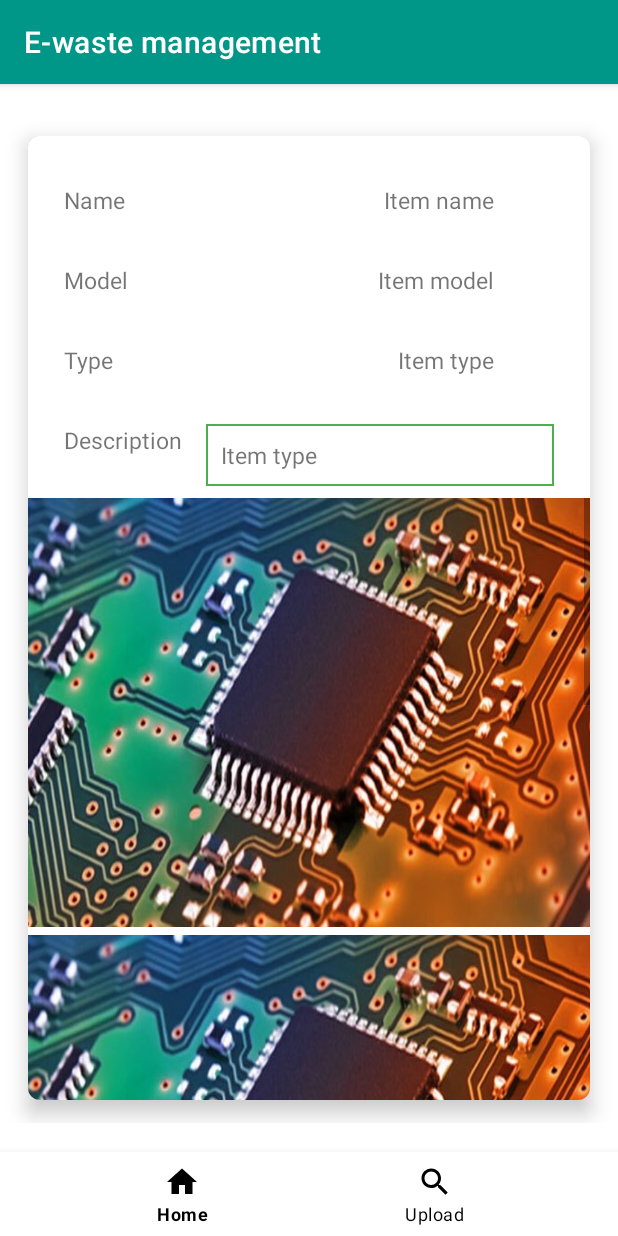
After one commit to Willz01/E-waste-management, an Android app: the fragment ItemFragment placed in its activity, on a phone screen of 412 x 824 dp. The commit adds this screen. Run offline under Robolectric (Android 15) with nearby library versions, the phone set to English and light mode, and no system bars; our stand-ins replace Firebase (no records; nobody signed in at launch, a user with empty details on screens opened directly).

Commit message:
Item update

```diff
--- a/app/build.gradle
+++ b/app/build.gradle
@@ -3,6 +3,8 @@ plugins {
     id 'kotlin-android'
     id 'kotlin-kapt'
     id 'com.google.gms.google-services'
+    id 'kotlin-parcelize'
+    id 'androidx.navigation.safeargs.kotlin'
 }
 
 android {
--- a/app/src/main/java/dev/samuelmcmurray/e_wastemanagement/MainActivity.kt
+++ b/app/src/main/java/dev/samuelmcmurray/e_wastemanagement/MainActivity.kt
@@ -18,6 +18,11 @@ class MainActivity : AppCompatActivity() {
     private lateinit var navController: NavController
     private lateinit var navHostFragment: NavHostFragment
     private lateinit var mNavView: NavigationView
+
+
+    companion object {
+        fun newInstance() = MainActivity()
+    }
 
     override fun onCreate(savedInstanceState: Bundle?) {
         super.onCreate(savedInstanceState)
@@ -50,10 +55,9 @@ class MainActivity : AppCompatActivity() {
         navController = navHostFragment.navController
 
 
-
     }
 
-    private fun openFragment(fragment: Fragment) {
+    fun openFragment(fragment: Fragment) {
         val transaction = supportFragmentManager.beginTransaction()
         transaction.replace(R.id.container, fragment)
         transaction.addToBackStack(null)
@@ -61,7 +65,7 @@ class MainActivity : AppCompatActivity() {
     }
 
 
-  public override fun onStart() {
+    public override fun onStart() {
         super.onStart()
         /*val currentUser = firebaseAuth.currentUser*/
         /*if(currentUser != null){
@@ -69,5 +73,5 @@ class MainActivity : AppCompatActivity() {
         } else {
             // nav to login fragment
         }*/
-  }
+    }
 }
--- a/app/src/main/java/dev/samuelmcmurray/e_wastemanagement/adapters/RecyclerViewAdapter.kt
+++ b/app/src/main/java/dev/samuelmcmurray/e_wastemanagement/adapters/RecyclerViewAdapter.kt
@@ -13,7 +13,13 @@ import com.bumptech.glide.Glide
 import dev.samuelmcmurray.e_wastemanagement.R
 import dev.samuelmcmurray.e_wastemanagement.data.model.Item
 
-class RecyclerViewAdapter(private var context: Context, private var items: List<Item>) : RecyclerView.Adapter<RecyclerViewAdapter.ViewHolder>() {
+
+class RecyclerViewAdapter(
+    private var context: Context,
+    private var items: List<Item>,
+    private var view: View
+) :
+    RecyclerView.Adapter<RecyclerViewAdapter.ViewHolder>() {
 
 
     class ViewHolder(itemView: View) : RecyclerView.ViewHolder(itemView) {
@@ -30,16 +36,16 @@ class RecyclerViewAdapter(private var context: Context, private var items: List<
 
     override fun onBindViewHolder(holder: ViewHolder, position: Int) {
         holder.itemName.text = items[position].name
-        // holder.image.setImageURI(Uri.parse(items[position].image1))
-        //Glide.with(context).load(items[position].imageURI).into(holder.image)
+        val imageUri = Uri.parse(items[position].image1)
+        Glide.with(context).load(imageUri).into(holder.image)
 
         // click on cardView should load a new fragment with more info on the item
-        holder.cardViewItem.setOnClickListener(object  : View.OnClickListener{
-            override fun onClick(v: View?) {
-              //  TODO("Not yet implemented")
-            }
+        holder.cardViewItem.setOnClickListener { v ->
+           /* val item = items[position]
+            val action = HomeFragmentDirections.actionHomeFragmentToItemFragment(item)
+            Navigation.findNavController(v).navigate(action)*/
 
-        })
+        }
     }
 
     override fun getItemCount(): Int {
--- a/app/src/main/java/dev/samuelmcmurray/e_wastemanagement/data/model/Item.kt
+++ b/app/src/main/java/dev/samuelmcmurray/e_wastemanagement/data/model/Item.kt
@@ -1,5 +1,9 @@
 package dev.samuelmcmurray.e_wastemanagement.data.model
 
+import android.os.Parcelable
+import kotlinx.parcelize.Parcelize
+
+@Parcelize
 data class Item(
     var name: String,
     var userID: String,
@@ -9,5 +13,5 @@ data class Item(
     var image1: String?, var image2: String?, var image3: String?, var image4: String?,
     var model: String,
     var description: String
-) {
+) : Parcelable {
 }
--- a/app/src/main/java/dev/samuelmcmurray/e_wastemanagement/ui/home/HomeFragment.kt
+++ b/app/src/main/java/dev/samuelmcmurray/e_wastemanagement/ui/home/HomeFragment.kt
@@ -42,7 +42,8 @@ class HomeFragment : Fragment() {
 
     private fun setUpRecyclerView(itemsList: ArrayList<Item>) {
         val recyclerView = requireView().findViewById<RecyclerView>(R.id.upload_rv)
-        val recyclerViewAdapter = RecyclerViewAdapter(requireContext(), itemsList as List<Item>)
+        val recyclerViewAdapter =
+            this.view?.let { RecyclerViewAdapter(requireContext(), itemsList as List<Item>, it) }
         recyclerView.layoutManager = GridLayoutManager(requireContext(), 2)
         recyclerView.adapter = recyclerViewAdapter
     }
--- /dev/null
+++ b/app/src/main/java/dev/samuelmcmurray/e_wastemanagement/ui/itemDetail/ItemFragment.kt
@@ -0,0 +1,29 @@
+package dev.samuelmcmurray.e_wastemanagement.ui.itemDetail
+
+import android.os.Bundle
+import androidx.fragment.app.Fragment
+import android.view.LayoutInflater
+import android.view.View
+import android.view.ViewGroup
+import dev.samuelmcmurray.e_wastemanagement.R
+
+class ItemFragment : Fragment() {
+
+    companion object{
+        fun newInstance() = ItemFragment()
+    }
+
+    override fun onCreate(savedInstanceState: Bundle?) {
+        super.onCreate(savedInstanceState)
+
+    }
+
+    override fun onCreateView(
+        inflater: LayoutInflater, container: ViewGroup?,
+        savedInstanceState: Bundle?
+    ): View? {
+        // Inflate the layout for this fragment
+        return inflater.inflate(R.layout.fragment_item, container, false)
+    }
+
+}
--- /dev/null
+++ b/app/src/main/res/drawable/rectangle_border.xml
@@ -0,0 +1,8 @@
+<?xml version="1.0" encoding="utf-8"?>
+<shape xmlns:android="http://schemas.android.com/apk/res/android"
+    android:shape="rectangle">
+    <solid android:color="@android:color/white" />
+    <stroke
+        android:width="1dip"
+        android:color="#4CAF50" />
+</shape>
--- /dev/null
+++ b/app/src/main/res/layout/fragment_item.xml
@@ -0,0 +1,190 @@
+<?xml version="1.0" encoding="utf-8"?>
+<androidx.constraintlayout.widget.ConstraintLayout xmlns:android="http://schemas.android.com/apk/res/android"
+    xmlns:app="http://schemas.android.com/apk/res-auto"
+    xmlns:tools="http://schemas.android.com/tools"
+    android:layout_width="match_parent"
+    android:layout_height="match_parent"
+    tools:context=".ui.itemDetail.ItemFragment">
+
+
+    <androidx.cardview.widget.CardView
+        android:layout_width="match_parent"
+        android:layout_height="0dp"
+        android:layout_margin="15dp"
+        android:background="@null"
+        app:cardCornerRadius="8dp"
+        app:cardElevation="8dp"
+        app:layout_constraintBottom_toBottomOf="parent"
+        app:layout_constraintEnd_toEndOf="parent"
+        app:layout_constraintStart_toStartOf="parent"
+        app:layout_constraintTop_toTopOf="parent">
+
+        <androidx.constraintlayout.widget.ConstraintLayout
+            android:layout_width="match_parent"
+            android:layout_height="match_parent"
+            android:layout_gravity="center">
+
+            <!-- TODO: Update blank fragment layout -->
+
+            <TextView
+                android:id="@+id/textView"
+                android:layout_width="wrap_content"
+                android:layout_height="wrap_content"
+                android:layout_marginStart="24dp"
+                android:layout_marginLeft="24dp"
+                android:layout_marginTop="32dp"
+                android:text="@string/name"
+                android:textSize="15sp"
+                app:layout_constraintStart_toStartOf="parent"
+                app:layout_constraintTop_toTopOf="parent" />
+
+            <TextView
+                android:id="@+id/item_name"
+                android:layout_width="wrap_content"
+                android:layout_height="wrap_content"
+                android:layout_marginTop="32dp"
+                android:layout_marginEnd="64dp"
+                android:layout_marginRight="64dp"
+                android:text="@string/hello_blank_fragment"
+
+                android:textSize="15sp"
+                app:layout_constraintEnd_toEndOf="parent"
+                app:layout_constraintTop_toTopOf="parent" />
+
+            <TextView
+                android:id="@+id/textView4"
+                android:layout_width="wrap_content"
+                android:layout_height="wrap_content"
+                android:layout_marginStart="24dp"
+                android:layout_marginLeft="24dp"
+                android:layout_marginTop="32dp"
+                android:text="@string/model_item"
+                android:textSize="15sp"
+                app:layout_constraintStart_toStartOf="parent"
+                app:layout_constraintTop_toBottomOf="@+id/textView" />
+
+            <TextView
+                android:id="@+id/item_model"
+                android:layout_width="wrap_content"
+                android:layout_height="wrap_content"
+                android:layout_marginTop="32dp"
+                android:layout_marginEnd="64dp"
+                android:layout_marginRight="64dp"
+                android:text="@string/item_model"
+                android:textSize="15sp"
+                app:layout_constraintEnd_toEndOf="parent"
+                app:layout_constraintTop_toBottomOf="@+id/item_name" />
+
+            <TextView
+                android:id="@+id/textView5"
+                android:layout_width="wrap_content"
+                android:layout_height="wrap_content"
+                android:layout_marginStart="24dp"
+                android:layout_marginLeft="24dp"
+                android:layout_marginTop="32dp"
+                android:text="@string/type"
+                android:textSize="15sp"
+                app:layout_constraintStart_toStartOf="parent"
+                app:layout_constraintTop_toBottomOf="@+id/textView4" />
+
+            <TextView
+                android:id="@+id/item_type"
+                android:layout_width="wrap_content"
+                android:layout_height="wrap_content"
+                android:layout_marginTop="32dp"
+                android:layout_marginEnd="64dp"
+                android:layout_marginRight="64dp"
+                android:text="@string/item_type"
+                android:textSize="15sp"
+                app:layout_constraintEnd_toEndOf="parent"
+                app:layout_constraintTop_toBottomOf="@+id/item_model" />
+
+            <TextView
+                android:id="@+id/textView6"
+                android:layout_width="wrap_content"
+                android:layout_height="wrap_content"
+                android:layout_marginStart="24dp"
+                android:layout_marginLeft="24dp"
+                android:layout_marginTop="32dp"
+                android:text="@string/description_item"
+                android:textSize="15sp"
+                app:layout_constraintStart_toStartOf="parent"
+                app:layout_constraintTop_toBottomOf="@+id/textView5" />
+
+            <TextView
+                android:id="@+id/item_description"
+                android:layout_width="0dp"
+                android:layout_height="wrap_content"
+                android:layout_marginStart="16dp"
+                android:layout_marginLeft="16dp"
+                android:layout_marginTop="32dp"
+                android:layout_marginEnd="24dp"
+                android:layout_marginRight="24dp"
+                android:background="@drawable/rectangle_border"
+                android:padding="10dp"
+                android:text="@string/item_type"
+                android:textSize="15sp"
+                app:layout_constraintEnd_toEndOf="parent"
+                app:layout_constraintStart_toEndOf="@+id/textView6"
+                app:layout_constraintTop_toBottomOf="@+id/item_type" />
+
+
+            <ScrollView
+                android:id="@+id/image_scrollView"
+                android:layout_width="match_parent"
+                android:layout_height="0dp"
+                android:layout_marginTop="8dp"
+                android:foregroundGravity="center"
+                android:orientation="vertical"
+                app:layout_constraintBottom_toBottomOf="parent"
+                app:layout_constraintEnd_toEndOf="parent"
+                app:layout_constraintHorizontal_bias="0.5"
+                app:layout_constraintStart_toStartOf="parent"
+                app:layout_constraintTop_toBottomOf="@+id/item_description">
+
+                <LinearLayout
+                    android:layout_width="match_parent"
+                    android:layout_height="wrap_content"
+                    android:orientation="vertical">
+
+                    <ImageView
+                        android:layout_width="wrap_content"
+                        android:layout_height="286dp"
+                        android:scaleType="fitXY"
+                        android:src="@drawable/login_background"
+                        android:contentDescription="IMAGE 1"
+                        android:layout_marginBottom="5dp"/>
+
+                    <ImageView
+                        android:layout_width="match_parent"
+                        android:layout_height="286dp"
+                        android:scaleType="fitXY"
+                        android:src="@drawable/login_background"
+                        android:contentDescription="IMAGE 2"
+                        android:layout_marginBottom="5dp"/>
+
+                    <ImageView
+                        android:layout_width="match_parent"
+                        android:layout_height="286dp"
+                        android:scaleType="fitXY"
+                        android:src="@drawable/login_background"
+                        android:contentDescription="IMAGE 3"
+                        android:layout_marginBottom="5dp"/>
+
+                    <ImageView
+                        android:layout_width="match_parent"
+                        android:layout_height="286dp"
+                        android:scaleType="fitXY"
+                        android:src="@drawable/login_background"
+                        android:contentDescription="IMAGE 4"
+                        android:layout_marginBottom="5dp"/>
+                </LinearLayout>
+            </ScrollView>
+
+        </androidx.constraintlayout.widget.ConstraintLayout>
+
+
+    </androidx.cardview.widget.CardView>
+
+
+</androidx.constraintlayout.widget.ConstraintLayout>
--- a/app/src/main/res/layout/home_fragment.xml
+++ b/app/src/main/res/layout/home_fragment.xml
@@ -5,7 +5,6 @@
     android:layout_width="match_parent"
     android:layout_height="match_parent"
     android:orientation="vertical"
-    android:paddingTop="30dp"
     android:paddingLeft="10dp"
     android:paddingEnd="10dp"
     android:paddingRight="10dp">
--- a/app/src/main/res/layout/item_card.xml
+++ b/app/src/main/res/layout/item_card.xml
@@ -9,7 +9,8 @@
     android:focusable="true"
     android:padding="10dp"
     android:foreground="?android:attr/selectableItemBackground"
-    cardview:cardCornerRadius="14dp">
+    cardview:cardCornerRadius="14dp"
+    cardview:cardElevation="8dp">
 
     <LinearLayout
         android:layout_width="match_parent"
@@ -22,7 +23,8 @@
             android:layout_width="match_parent"
             android:layout_height="160dp"
             android:background="@color/black"
-            android:scaleType="centerCrop" />
+            android:scaleType="centerCrop"
+            android:contentDescription="@string/item_image_1" />
 
         <TextView
             android:id="@+id/item_name"
--- a/app/src/main/res/navigation/nav_graph.xml
+++ b/app/src/main/res/navigation/nav_graph.xml
@@ -12,9 +12,22 @@
         <action
             android:id="@+id/action_homeFragment_to_uploadFragment"
             app:destination="@id/uploadFragment" />
+        <action
+            android:id="@+id/action_homeFragment_to_itemFragment"
+            app:destination="@id/itemFragment"
+            app:enterAnim="@animator/scale_with_alpha" />
     </fragment>
     <fragment
         android:id="@+id/uploadFragment"
         android:name="dev.samuelmcmurray.e_wastemanagement.ui.upload.UploadFragment"
         android:label="Upload" />
+    <fragment
+        android:id="@+id/itemFragment"
+        android:name="dev.samuelmcmurray.e_wastemanagement.ui.itemDetail.ItemFragment"
+        android:label="fragment_item"
+        tools:layout="@layout/fragment_item" >
+        <argument
+            android:name="Item"
+            app:argType="dev.samuelmcmurray.e_wastemanagement.data.model.Item" />
+    </fragment>
 </navigation>
--- a/app/src/main/res/values/strings.xml
+++ b/app/src/main/res/values/strings.xml
@@ -12,7 +12,7 @@
     <string name="reset">Reset</string>
     <string name="cancel">Cancel</string>
     <!-- TODO: Remove or change this placeholder text -->
-    <string name="hello_blank_fragment">Hello blank fragment</string>
+    <string name="hello_blank_fragment">Item name</string>
     <string name="first_name_hint">First Name</string>
     <string name="last_name_hint">Last Name</string>
     <string name="password_hint2">Confirm Password</string>
@@ -35,4 +35,11 @@
     <string name="computer_part">Computer part</string>
     <string name="other">Other</string>
     <string name="description">description</string>
+    <string name="item_image_1">ITEM IMAGE(1)</string>
+    <string name="name">Name</string>
+    <string name="model_item">Model</string>
+    <string name="item_model">Item model</string>
+    <string name="item_type">Item type</string>
+    <string name="type">Type</string>
+    <string name="description_item">Description</string>
 </resources>
--- a/build.gradle
+++ b/build.gradle
@@ -9,6 +9,9 @@ buildscript {
         classpath "com.android.tools.build:gradle:4.1.3"
         classpath "org.jetbrains.kotlin:kotlin-gradle-plugin:$kotlin_version"
         classpath 'com.google.gms:google-services:4.3.5'
+
+        def nav_version = "2.3.3"
+        classpath "androidx.navigation:navigation-safe-args-gradle-plugin:$nav_version"
 
         // NOTE: Do not place your application dependencies here; they belong
         // in the individual module build.gradle files
```
Also changed, not shown: app/src/main/AndroidManifest.xml (+5 -4 lines).
